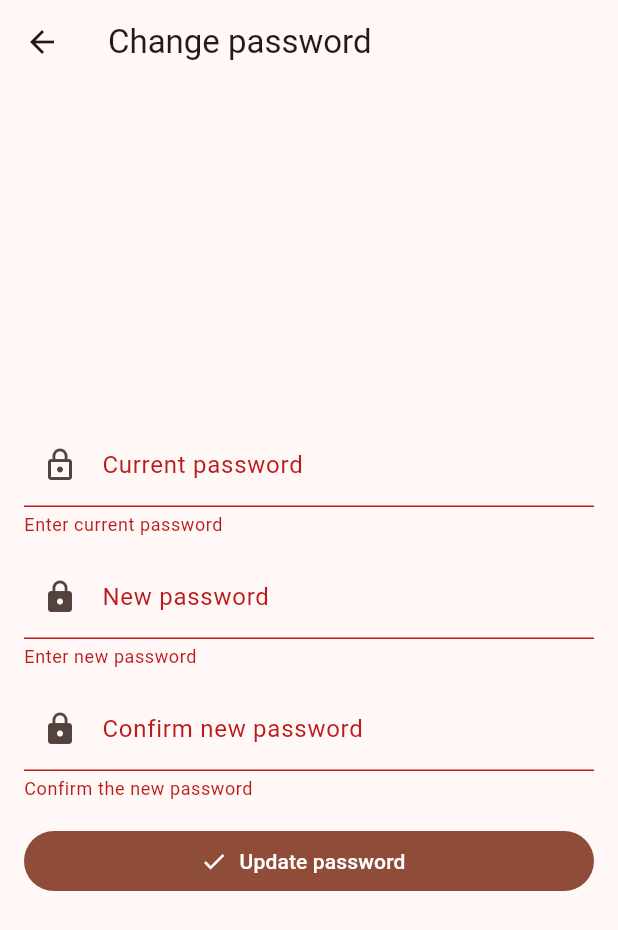
After one commit to divyesh1099/waah_frontend, a Flutter app: the ChangePasswordPage screen opened directly, after a tap on "Update password", on a phone screen of 412 x 824 dp. The commit adds this screen. Shown: the top 930 px of the screen. Run offline on Flutter 3.47's test engine with Material 3 defaults, Android fonts, the phone set to English and light mode, and no system bars; our stand-ins replace connectivity_plus, csv, dio, drift, file_picker, fl_chart and 6 more; missing offline and left inert: network_info_plus; accounts and stored records are empty; generated files the repository leaves out were written again.

Commit message:
feat: Implement change password and PIN functionality with UI updates

```diff
--- a/lib/app/main.dart
+++ b/lib/app/main.dart
@@ -27,7 +27,7 @@ class WaahApp extends ConsumerWidget {
     final router = ref.watch(appRouterProvider);
     return MaterialApp.router(
       debugShowCheckedModeBanner: false,
-      title: 'dPOS',
+      title: 'Waah POS',
       routerConfig: router,
       theme: ThemeData(
         useMaterial3: true,
--- a/lib/app/router.dart
+++ b/lib/app/router.dart
@@ -39,6 +39,8 @@ import 'package:waah_frontend/features/settings/printer_settings_page.dart';
 import 'package:waah_frontend/features/settings/branch_select_page.dart';
 import 'package:waah_frontend/features/settings/table_settings_page.dart';
 import 'package:waah_frontend/features/settings/restaurant_settings_page.dart';
+import 'package:waah_frontend/features/settings/change_password_page.dart';
+import 'package:waah_frontend/features/settings/change_pin_page.dart';
 
 /// Small gate that redirects after the first frame based on auth state.
 /// Ensures /auth/me is fetched and adopts me.branchId into activeBranchId.
@@ -212,6 +214,16 @@ final appRouterProvider = Provider<GoRouter>((ref) {
                 name: 'settings-restaurant',
                 builder: (context, state) => const RestaurantSettingsPage(),
               ),
+              GoRoute(
+                path: 'password',
+                name: 'settings-password',
+                builder: (context, state) => const ChangePasswordPage(),
+              ),
+              GoRoute(
+                path: 'pin',
+                name: 'settings-pin',
+                builder: (context, state) => const ChangePinPage(),
+              ),
             ],
           ),
 
--- a/lib/app/shell.dart
+++ b/lib/app/shell.dart
@@ -23,7 +23,7 @@ class AppShell extends ConsumerWidget {
 
     // fallback brand while loading or if not configured yet
     final brandName =
-    (rs != null && rs.name.isNotEmpty) ? rs.name : 'dPOS';
+    (rs != null && rs.name.isNotEmpty) ? rs.name : 'Restaurant';
 
     // build absolute logo URL if we have a /media/... path
     final buildUri = ref.read(mediaResolverProvider);
@@ -232,6 +232,20 @@ class AppShell extends ConsumerWidget {
                 context.go('/settings');
               },
             ),
+            ListTile(
+              title: const Text('Change password'),
+              onTap: () {
+                Navigator.pop(context);
+                context.go('/settings/password');
+              },
+            ),
+            ListTile(
+              title: const Text('Change PIN'),
+              onTap: () {
+                Navigator.pop(context);
+                context.go('/settings/pin');
+              },
+            ),
             const Divider(),
             ListTile(
               title: const Text('Logout'),
--- /dev/null
+++ b/lib/features/settings/change_password_page.dart
@@ -0,0 +1,154 @@
+import 'package:flutter/material.dart';
+import 'package:flutter_riverpod/flutter_riverpod.dart';
+
+import '../../app/providers.dart';
+import '../../data/api_client.dart';
+
+class ChangePasswordPage extends ConsumerStatefulWidget {
+  const ChangePasswordPage({super.key});
+
+  @override
+  ConsumerState<ChangePasswordPage> createState() => _ChangePasswordPageState();
+}
+
+class _ChangePasswordPageState extends ConsumerState<ChangePasswordPage> {
+  final _formKey = GlobalKey<FormState>();
+  final _currentCtl = TextEditingController();
+  final _newCtl = TextEditingController();
+  final _confirmCtl = TextEditingController();
+  bool _loading = false;
+  String? _error;
+
+  @override
+  void dispose() {
+    _currentCtl.dispose();
+    _newCtl.dispose();
+    _confirmCtl.dispose();
+    super.dispose();
+  }
+
+  Future<void> _submit() async {
+    final form = _formKey.currentState;
+    if (form == null || !form.validate()) return;
+
+    setState(() {
+      _loading = true;
+      _error = null;
+    });
+
+    final api = ref.read(apiClientProvider);
+    final auth = ref.read(authControllerProvider.notifier);
+
+    try {
+      final newToken = await api.changePassword(
+        currentPassword: _currentCtl.text,
+        newPassword: _newCtl.text,
+      );
+      if (newToken != null && newToken.isNotEmpty) {
+        auth.setToken(newToken);
+        await auth.refreshMe();
+      }
+      if (mounted) {
+        ScaffoldMessenger.of(context).showSnackBar(
+          const SnackBar(content: Text('Password updated')),
+        );
+        Navigator.of(context).maybePop();
+      }
+    } on ApiException catch (e) {
+      setState(() => _error = e.message);
+    } catch (e) {
+      setState(() => _error = 'Failed to change password');
+    } finally {
+      if (mounted) {
+        setState(() => _loading = false);
+      }
+    }
+  }
+
+  @override
+  Widget build(BuildContext context) {
+    return Scaffold(
+      appBar: AppBar(title: const Text('Change password')),
+      body: Center(
+        child: ConstrainedBox(
+          constraints: const BoxConstraints(maxWidth: 440),
+          child: Padding(
+            padding: const EdgeInsets.all(16.0),
+            child: Form(
+              key: _formKey,
+              child: Column(
+                mainAxisSize: MainAxisSize.min,
+                crossAxisAlignment: CrossAxisAlignment.stretch,
+                children: [
+                  TextFormField(
+                    controller: _currentCtl,
+                    obscureText: true,
+                    decoration: const InputDecoration(
+                      labelText: 'Current password',
+                      prefixIcon: Icon(Icons.lock_outline),
+                    ),
+                    validator: (v) => (v == null || v.isEmpty)
+                        ? 'Enter current password'
+                        : null,
+                  ),
+                  const SizedBox(height: 12),
+                  TextFormField(
+                    controller: _newCtl,
+                    obscureText: true,
+                    decoration: const InputDecoration(
+                      labelText: 'New password',
+                      prefixIcon: Icon(Icons.lock),
+                    ),
+                    validator: (v) {
+                      if (v == null || v.isEmpty) return 'Enter new password';
+                      if (v.length < 6) return 'Use at least 6 characters';
+                      return null;
+                    },
+                  ),
+                  const SizedBox(height: 12),
+                  TextFormField(
+                    controller: _confirmCtl,
+                    obscureText: true,
+                    decoration: const InputDecoration(
+                      labelText: 'Confirm new password',
+                      prefixIcon: Icon(Icons.lock),
+                    ),
+                    validator: (v) {
+                      if (v == null || v.isEmpty) {
+                        return 'Confirm the new password';
+                      }
+                      if (v != _newCtl.text) {
+                        return 'Passwords do not match';
+                      }
+                      return null;
+                    },
+                  ),
+                  const SizedBox(height: 16),
+                  if (_error != null)
+                    Padding(
+                      padding: const EdgeInsets.only(bottom: 8.0),
+                      child: Text(
+                        _error!,
+                        style: const TextStyle(color: Colors.red),
+                      ),
+                    ),
+                  FilledButton.icon(
+                    icon: _loading
+                        ? const SizedBox(
+                            height: 16,
+                            width: 16,
+                            child: CircularProgressIndicator(strokeWidth: 2),
+                          )
+                        : const Icon(Icons.check),
+                    label: Text(_loading ? 'Saving...' : 'Update password'),
+                    onPressed: _loading ? null : _submit,
+                  ),
+                ],
+              ),
+            ),
+          ),
+        ),
+      ),
+    );
+  }
+}
--- a/lib/features/settings/settings_page.dart
+++ b/lib/features/settings/settings_page.dart
@@ -97,6 +97,18 @@ class SettingsPage extends ConsumerWidget {
                 onTap: () => context.push('/settings/printers'),
                 disabled: branchId.isEmpty,
               ),
+              _Card(
+                title: 'Change password',
+                subtitleStream: Stream.value('Update your login password'),
+                icon: Icons.lock_reset,
+                onTap: () => context.push('/settings/password'),
+              ),
+              _Card(
+                title: 'Change PIN',
+                subtitleStream: Stream.value('Update your POS PIN'),
+                icon: Icons.pin,
+                onTap: () => context.push('/settings/pin'),
+              ),
             ],
           ),
           const SizedBox(height: 24),
```
Also changed, not shown: lib/data/api_client.dart (+40 -0 lines), lib/features/auth/login_page.dart (+25 -3 lines), lib/features/home/home_page.dart (+9 -4 lines), lib/features/settings/change_pin_page.dart (added, +145 -0 lines).
